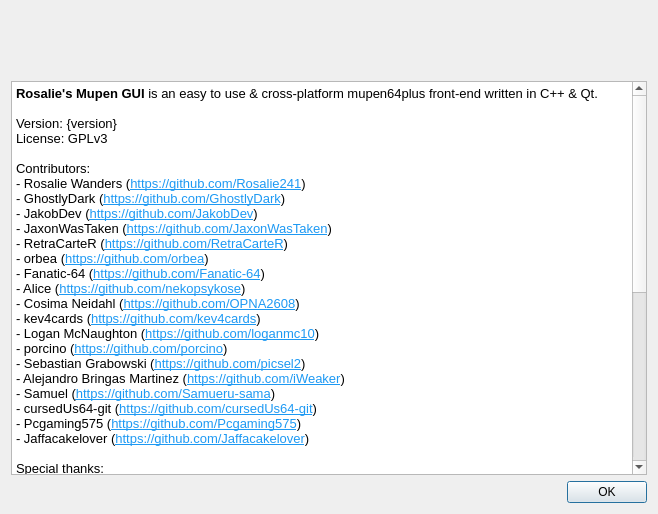
Old version of the form Source/RMG/UserInterface/Dialog/AboutDialog.ui in the repository Rosalie241/RMG.
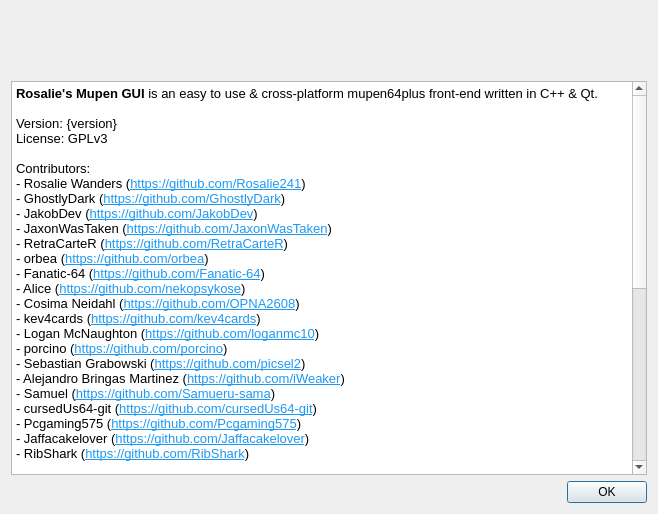
New version of the form. Icons and pictures are not drawn.

Commit message: RMG: add RibShark to contributors in AboutDialog

```diff
--- a/Source/RMG/UserInterface/Dialog/AboutDialog.ui
+++ b/Source/RMG/UserInterface/Dialog/AboutDialog.ui
@@ -86,6 +86,7 @@
 &lt;p style=&quot; margin-top:0px; margin-bottom:0px; margin-left:0px; margin-right:0px; -qt-block-indent:0; text-indent:0px;&quot;&gt;- cursedUs64-git (&lt;a href=&quot;https://github.com/cursedUs64-git&quot;&gt;&lt;span style=&quot; text-decoration: underline; color:#1d99f3;&quot;&gt;https://github.com/cursedUs64-git&lt;/span&gt;&lt;/a&gt;)&lt;/p&gt;
 &lt;p style=&quot; margin-top:0px; margin-bottom:0px; margin-left:0px; margin-right:0px; -qt-block-indent:0; text-indent:0px;&quot;&gt;- Pcgaming575 (&lt;a href=&quot;https://github.com/Pcgaming575&quot;&gt;&lt;span style=&quot; text-decoration: underline; color:#1d99f3;&quot;&gt;https://github.com/Pcgaming575&lt;/span&gt;&lt;/a&gt;)&lt;/p&gt;
 &lt;p style=&quot; margin-top:0px; margin-bottom:0px; margin-left:0px; margin-right:0px; -qt-block-indent:0; text-indent:0px;&quot;&gt;- Jaffacakelover (&lt;a href=&quot;https://github.com/Jaffacakelover&quot;&gt;&lt;span style=&quot; text-decoration: underline; color:#1d99f3;&quot;&gt;https://github.com/Jaffacakelover&lt;/span&gt;&lt;/a&gt;) &lt;/p&gt;
+&lt;p style=&quot; margin-top:0px; margin-bottom:0px; margin-left:0px; margin-right:0px; -qt-block-indent:0; text-indent:0px;&quot;&gt;- RibShark (&lt;a href=&quot;https://github.com/RibShark&quot;&gt;&lt;span style=&quot; text-decoration: underline; color:#1d99f3;&quot;&gt;https://github.com/RibShark&lt;/span&gt;&lt;/a&gt;) &lt;/p&gt;
 &lt;p style=&quot;-qt-paragraph-type:empty; margin-top:0px; margin-bottom:0px; margin-left:0px; margin-right:0px; -qt-block-indent:0; text-indent:0px;&quot;&gt;&lt;br /&gt;&lt;/p&gt;
 &lt;p style=&quot; margin-top:0px; margin-bottom:0px; margin-left:0px; margin-right:0px; -qt-block-indent:0; text-indent:0px;&quot;&gt;Special thanks:&lt;/p&gt;
 &lt;p style=&quot; margin-top:0px; margin-bottom:0px; margin-left:0px; margin-right:0px; -qt-block-indent:0; text-indent:0px;&quot;&gt;- Gent (&lt;a href=&quot;https://github.com/TheGent&quot;&gt;&lt;span style=&quot; text-decoration: underline; color:#1d99f3;&quot;&gt;https://github.com/TheGent&lt;/span&gt;&lt;/a&gt;) for providing custom cheats&lt;/p&gt;
```
